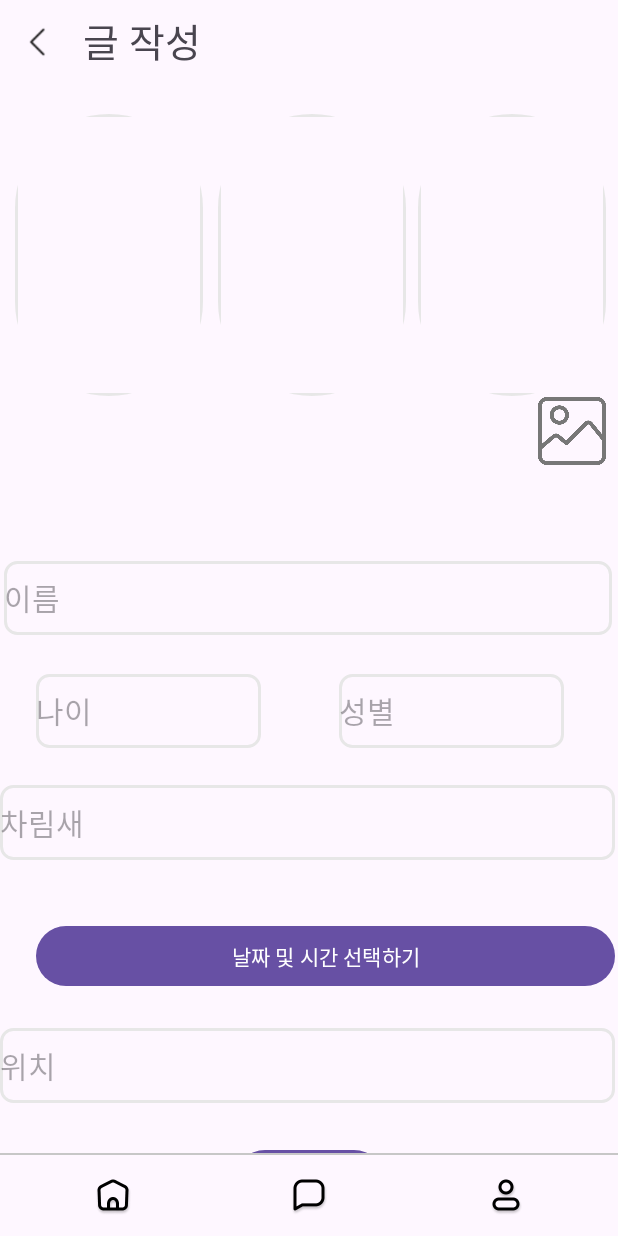
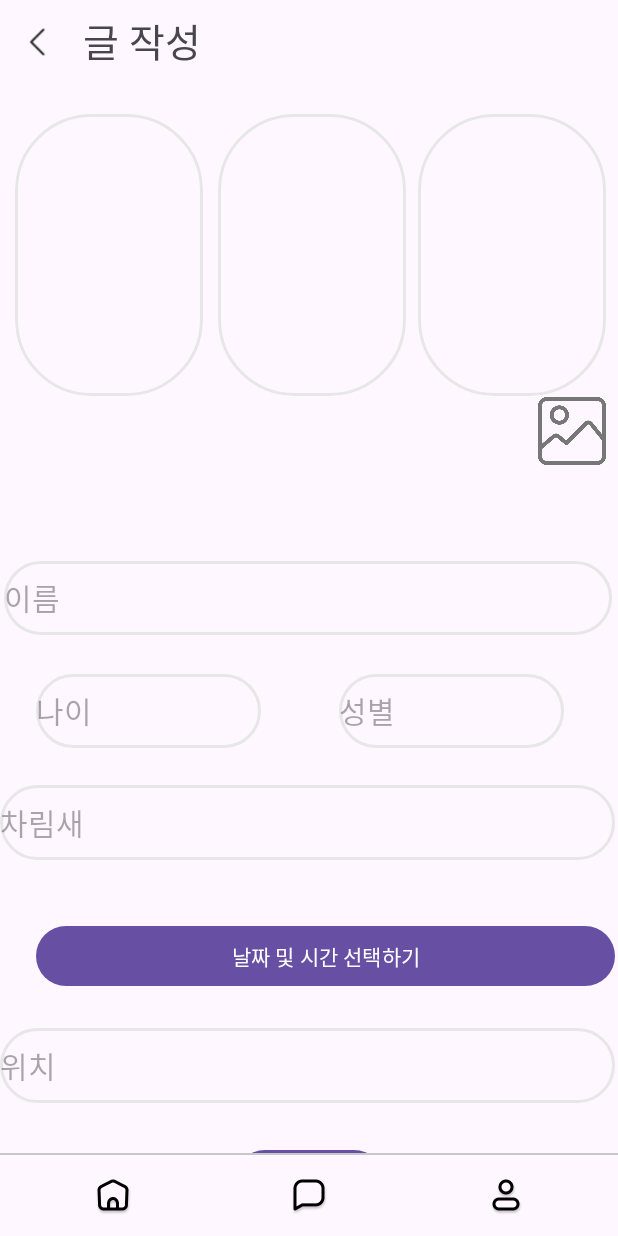
Before and after one commit to it-e-7/wHereRU, an Android app: the WritePageActivity screen opened directly, with no data from a screen before it, on a phone screen of 412 x 824 dp. Run offline under Robolectric (Android 15) with nearby library versions, the phone set to English and light mode, and no system bars; our stand-ins replace Firebase (no records; nobody signed in at launch, a user with empty details on screens opened directly); pictures from the network do not load.

Commit message:
[STYLE] : [0705] 글쓰기 페이지 이미지 추가 부분 스타일 수정(UI)

```diff
--- a/wHereRU_Android/app/src/main/res/drawable/write_page_background.xml
+++ b/wHereRU_Android/app/src/main/res/drawable/write_page_background.xml
@@ -4,5 +4,5 @@
     <stroke
         android:color="#E7E7E7"
         android:width="2dp" /> <!-- 테두리 두께 -->
-    <corners android:radius="8dp" /> <!-- 테두리 모서리의 둥글기 -->
+    <corners android:radius="50dp" /> <!-- 테두리 모서리의 둥글기 -->
 </shape>
--- a/wHereRU_Android/app/src/main/res/layout/activity_write_page.xml
+++ b/wHereRU_Android/app/src/main/res/layout/activity_write_page.xml
@@ -56,7 +56,7 @@
                     app:layout_constraintDimensionRatio="H,1:1.5"
                     app:layout_constraintStart_toStartOf="parent"
                     app:layout_constraintTop_toTopOf="parent"
-                    app:shapeAppearance="@style/ShapeAppearanceOverlay.Circle">
+                    app:shapeAppearance="@style/ShapeAppearanceOverlay.corner">
 
                 </com.google.android.material.imageview.ShapeableImageView>
 
@@ -72,7 +72,7 @@
                     app:layout_constraintDimensionRatio="H,1:1.5"
                     app:layout_constraintStart_toEndOf="@+id/first_img_view"
                     app:layout_constraintTop_toTopOf="parent"
-                    app:shapeAppearance="@style/ShapeAppearanceOverlay.Circle">
+                    app:shapeAppearance="@style/ShapeAppearanceOverlay.corner">
 
                 </com.google.android.material.imageview.ShapeableImageView>
 
--- a/wHereRU_Android/app/src/main/res/values/themes.xml
+++ b/wHereRU_Android/app/src/main/res/values/themes.xml
@@ -32,9 +32,7 @@
 
     <style name="ShapeAppearanceOverlay.corner" parent="">
         <item name="cornerFamily">rounded</item>
-        <item name="cornerSizeTopRight">50%</item>
-        <item name="cornerSizeBottomRight">50%</item>
-        <item name="cornerSizeBottomLeft">50%</item>
-        <item name="cornerSizeTopLeft">50%</item>
+        <item name="cornerSize">50dp</item>
+        <item name="android:background">@drawable/write_page_background</item>
     </style>
 </resources>
```
